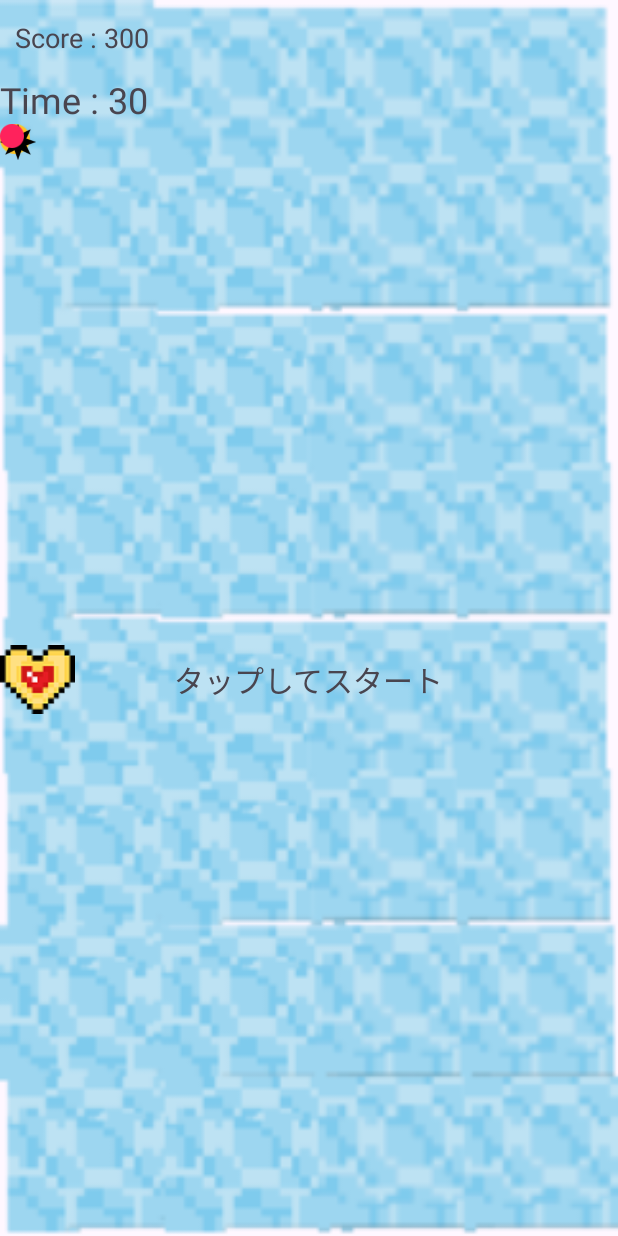
After one commit to lisa6w6asil/ICEinWonderLand, an Android app: the layout fragment_catchball.xml on its own in the app's theme, with its tools: preview values and no code run, on a phone screen of 412 x 824 dp. The commit adds this screen. Run offline under Robolectric (Android 15) with nearby library versions, the phone set to English and light mode, and no system bars.

Commit message:
no message

```diff
--- a/app/src/main/AndroidManifest.xml
+++ b/app/src/main/AndroidManifest.xml
@@ -17,7 +17,6 @@
             android:exported="true">
             <intent-filter>
                 <action android:name="android.intent.action.MAIN" />
-
                 <category android:name="android.intent.category.LAUNCHER" />
             </intent-filter>
         </activity>
--- a/app/src/main/java/com/example/iceinwonderland/MainActivity.java
+++ b/app/src/main/java/com/example/iceinwonderland/MainActivity.java
@@ -27,6 +27,7 @@ public class MainActivity extends AppCompatActivity implements StageSelectFragme
             Insets systemBars = insets.getInsets(WindowInsetsCompat.Type.systemBars());
             v.setPadding(systemBars.left, systemBars.top, systemBars.right, systemBars.bottom);
             return insets;
+
         });
         //ステージセレクト画面を表示
         showStageSelectFragment();
--- /dev/null
+++ b/app/src/main/res/layout/fragment_catchball.xml
@@ -0,0 +1,69 @@
+<?xml version="1.0" encoding="utf-8"?>
+<LinearLayout xmlns:android="http://schemas.android.com/apk/res/android"
+    xmlns:app="http://schemas.android.com/apk/res-auto"
+    xmlns:tools="http://schemas.android.com/tools"
+    android:layout_width="match_parent"
+    android:layout_height="match_parent"
+    tools:context=".MainActivity"
+    android:orientation="vertical"
+    android:background="@drawable/game1_background"
+    android:id="@+id/main">
+
+    <TextView
+        android:id="@+id/scoreLabel"
+        android:layout_width="match_parent"
+        android:layout_height="50dp"
+        android:text="Score : 300"
+        android:textSize="18sp"
+        android:paddingLeft="10dp"
+        android:gravity="center_vertical"/>
+
+    <TextView
+        android:id="@+id/timerLabel"
+        android:layout_width="wrap_content"
+        android:layout_height="wrap_content"
+        android:text="Time : 30"
+        android:textSize="24sp"
+        android:layout_gravity="left"/>
+
+    <FrameLayout
+        android:id="@+id/frame"
+        android:layout_width="match_parent"
+        android:layout_height="match_parent">
+
+        <TextView
+            android:id="@+id/startLabel"
+            android:layout_width="wrap_content"
+            android:layout_height="wrap_content"
+            android:text="タップしてスタート"
+            android:textSize="20sp"
+            android:layout_gravity="center"/>
+
+        <ImageView
+            android:id="@+id/box"
+            android:layout_width="50dp"
+            android:layout_height="50dp"
+            android:src="@drawable/player"
+            android:layout_gravity="center_vertical"/>
+
+        <ImageView
+            android:id="@+id/orange"
+            android:layout_width="20dp"
+            android:layout_height="20dp"
+            android:src="@drawable/orange"/>
+
+        <ImageView
+            android:id="@+id/black"
+            android:layout_width="24dp"
+            android:layout_height="24dp"
+            android:src="@drawable/black"/>
+
+        <ImageView
+            android:id="@+id/pink"
+            android:layout_width="16dp"
+            android:layout_height="16dp"
+            android:src="@drawable/pink"/>
+
+    </FrameLayout>
+
+</LinearLayout>
```
Also changed, not shown: app/src/main/java/com/example/iceinwonderland/ui/catchball/CatchballFragment.java (added, +11 -0 lines), app/src/main/java/com/example/iceinwonderland/ui/fifteenpuzzle/PuzzleFragment.java (+34 -25 lines), app/src/main/java/com/example/iceinwonderland/ui/stageselect/StageSelectFragment.java (+6 -1 lines), app/src/main/res/layout/fragment_puzzle.xml (+17 -16 lines), app/src/main/res/drawable/black.png (added), app/src/main/res/drawable/game1_background.png (added), app/src/main/res/drawable/orange.png (added), app/src/main/res/drawable/pink.png (added), app/src/main/res/drawable/player.png (added), 1 other file.
